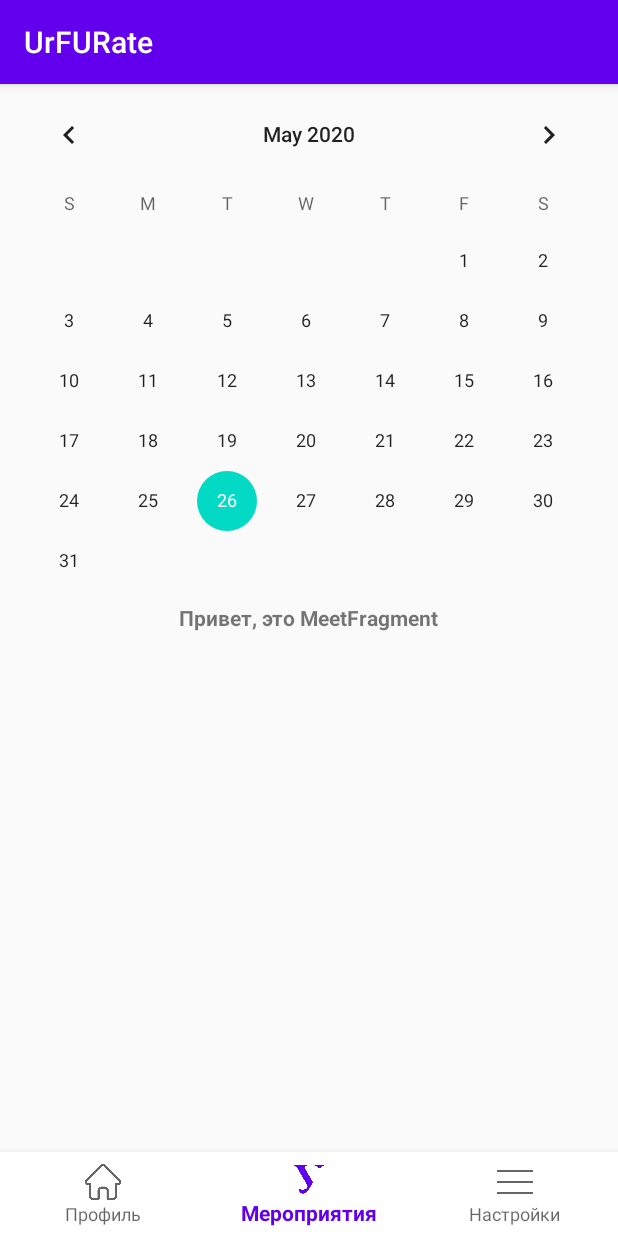
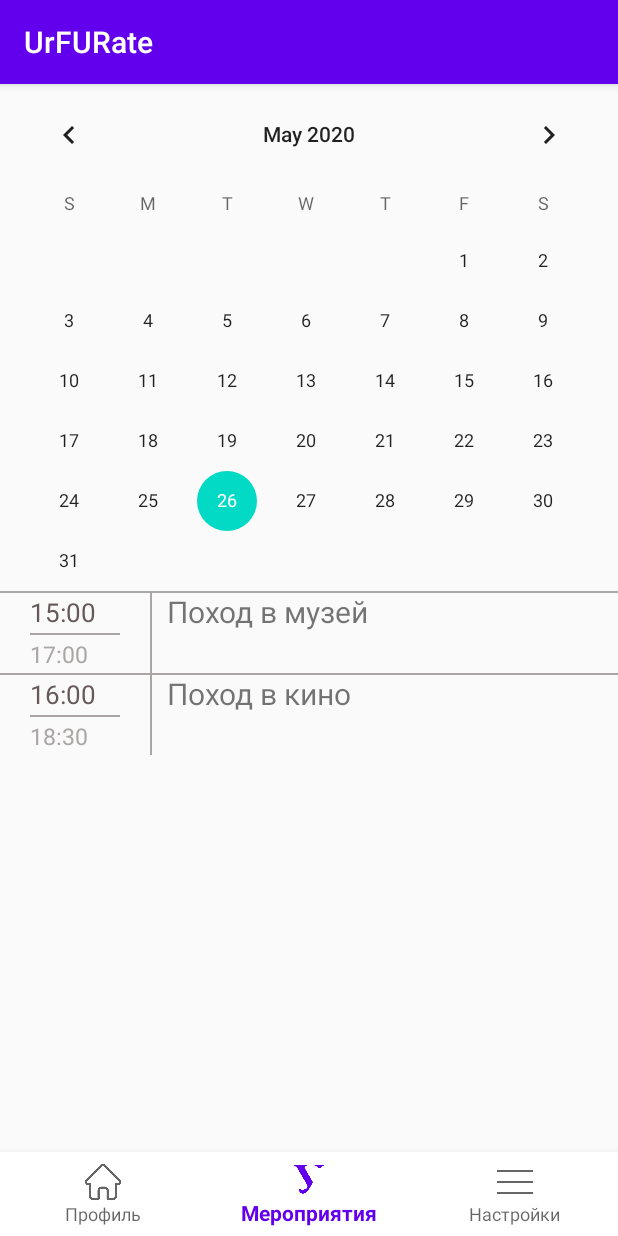
Before and after one commit to S1ide/UrFURateFinal, an Android app: the screen it shows after launch (MainActivity), item 2 of the bottom bar chosen, on a phone screen of 412 x 824 dp. Run offline under Robolectric (Android 15) with nearby library versions, the phone set to English and light mode, and no system bars.

```diff
--- a/app/src/main/java/com/iriton/urfurate/MainActivity.kt
+++ b/app/src/main/java/com/iriton/urfurate/MainActivity.kt
@@ -1,10 +1,13 @@
 package com.iriton.urfurate
 
-import android.content.Intent
+import MeetAdapter
 import androidx.appcompat.app.AppCompatActivity
 import android.os.Bundle
 import androidx.fragment.app.Fragment
+import androidx.recyclerview.widget.LinearLayoutManager
+import androidx.recyclerview.widget.RecyclerView
 import kotlinx.android.synthetic.main.activity_main.*
+import kotlinx.android.synthetic.main.fragment_meet.*
 
 class MainActivity : AppCompatActivity() {
 
@@ -12,6 +15,7 @@ class MainActivity : AppCompatActivity() {
     override fun onCreate(savedInstanceState: Bundle?) {
         super.onCreate(savedInstanceState)
         setContentView(R.layout.activity_main)
+
 
         createBottomView()
     }
--- a/app/src/main/java/com/iriton/urfurate/MeetFragment.kt
+++ b/app/src/main/java/com/iriton/urfurate/MeetFragment.kt
@@ -1,10 +1,14 @@
 package com.iriton.urfurate
 
+import MeetAdapter
 import android.os.Bundle
 import android.view.LayoutInflater
 import android.view.View
 import android.view.ViewGroup
 import androidx.fragment.app.Fragment
+import androidx.recyclerview.widget.LinearLayoutManager
+import androidx.recyclerview.widget.RecyclerView
+import kotlinx.android.synthetic.main.fragment_meet.*
 
 class MeetFragment : Fragment() {
     override fun onCreateView(
@@ -13,6 +17,22 @@ class MeetFragment : Fragment() {
         savedInstanceState: Bundle?
     ): View? {
         return inflater.inflate(R.layout.fragment_meet, container, false)
+
+    }
+
+    override fun onViewCreated(view: View, savedInstanceState: Bundle?) {
+        super.onViewCreated(view, savedInstanceState)
+
+        myRecycler.layoutManager = LinearLayoutManager(this.activity)
+        val items = listOf(MeetItem("15:00", "17:00", "Поход в музей", "Скоро"),
+            MeetItem("16:00", "18:30", "Поход в кино", "Скоро")
+        )
+        val myAdapter = MeetAdapter(items, object : MeetAdapter.Callback {
+            override fun onItemClicked(item: MeetItem) {
+                //TODO Сюда придёт элемент, по которому кликнули. Можно дальше с ним работать
+            }
+        })
+        myRecycler.adapter = myAdapter
     }
 
 }
--- /dev/null
+++ b/app/src/main/java/com/iriton/urfurate/MeetItem.kt
@@ -0,0 +1,8 @@
+package com.iriton.urfurate
+
+data class MeetItem (
+    val timeOfStart : String,
+    val timeOfEnd : String,
+    val nameOfMeet : String,
+    val categoryOfMeet : String
+)
--- /dev/null
+++ b/app/src/main/java/com/iriton/urfurate/adapter/MeetAdapter.kt
@@ -0,0 +1,41 @@
+import android.view.LayoutInflater
+import android.view.View
+import android.view.ViewGroup
+import android.widget.TextView
+import androidx.recyclerview.widget.RecyclerView
+import com.iriton.urfurate.MeetItem
+import com.iriton.urfurate.R
+
+class MeetAdapter(var items: List<MeetItem>, val callback: Callback) : RecyclerView.Adapter<MeetAdapter.MainHolder>() {
+
+    override fun onCreateViewHolder(parent: ViewGroup, viewType: Int)
+            = MainHolder(LayoutInflater.from(parent.context).inflate(R.layout.main_item, parent, false))
+
+    override fun getItemCount() = items.size
+
+    override fun onBindViewHolder(holder: MainHolder, position: Int) {
+        holder.bind(items[position])
+    }
+
+    inner class MainHolder(itemView: View) : RecyclerView.ViewHolder(itemView) {
+
+        private val startTime = itemView.findViewById<TextView>(R.id.startTime)
+        private val endTime = itemView.findViewById<TextView>(R.id.endTime)
+        private val meetName = itemView.findViewById<TextView>(R.id.meetName)
+
+        fun bind(item: MeetItem) {
+            startTime.text = item.timeOfStart
+            endTime.text = item.timeOfEnd
+            meetName.text = item.nameOfMeet
+
+            itemView.setOnClickListener {
+                if (adapterPosition != RecyclerView.NO_POSITION) callback.onItemClicked(items[adapterPosition])
+            }
+        }
+    }
+
+    interface Callback {
+        fun onItemClicked(item: MeetItem)
+    }
+
+}
--- a/app/src/main/res/layout/fragment_meet.xml
+++ b/app/src/main/res/layout/fragment_meet.xml
@@ -1,20 +1,27 @@
 <?xml version="1.0" encoding="utf-8"?>
-<FrameLayout xmlns:android="http://schemas.android.com/apk/res/android"
+<LinearLayout xmlns:android="http://schemas.android.com/apk/res/android"
     android:layout_width="match_parent"
     android:layout_height="match_parent"
+    xmlns:tools="http://schemas.android.com/tools"
+    android:orientation="vertical"
     xmlns:app="http://schemas.android.com/apk/res-auto">
 
-    <TextView
-        android:layout_width="wrap_content"
-        android:layout_height="wrap_content"
-        android:text="@string/meetfragment"
-        android:textStyle="bold"
-        android:layout_gravity="center"/>
+
     <CalendarView
+        android:id="@+id/calendar"
         android:layout_width="match_parent"
         android:layout_height="wrap_content"
-        android:minDate="01/01/2020">
+        android:minDate="01/01/2020"/>
 
-    </CalendarView>
+    <androidx.recyclerview.widget.RecyclerView
+        android:id="@+id/myRecycler"
+        android:layout_width="match_parent"
+        android:layout_height="match_parent"
+        app:layout_constraintTop_toTopOf="parent"
+        app:layout_constraintBottom_toBottomOf="parent"
+        app:layout_constraintStart_toStartOf="parent"
+        app:layout_constraintEnd_toEndOf="parent"
+        app:layoutManager="androidx.recyclerview.widget.LinearLayoutManager"
+        tools:listitem="@layout/main_item" />
 
-</FrameLayout>
+</LinearLayout>
--- /dev/null
+++ b/app/src/main/res/layout/main_item.xml
@@ -0,0 +1,71 @@
+<?xml version="1.0" encoding="utf-8"?>
+<androidx.constraintlayout.widget.ConstraintLayout
+    xmlns:android="http://schemas.android.com/apk/res/android"
+    xmlns:tools="http://schemas.android.com/tools"
+    xmlns:app="http://schemas.android.com/apk/res-auto"
+    android:layout_width="match_parent"
+    android:layout_height="wrap_content">
+
+    <View
+        android:layout_width="match_parent"
+        android:layout_height="1dp"
+        android:background="@color/grey"
+        app:layout_constraintTop_toTopOf="parent" />
+
+    <LinearLayout
+        android:layout_width="match_parent"
+        android:layout_height="wrap_content"
+        android:orientation="horizontal"
+        app:layout_constraintStart_toStartOf="parent"
+        app:layout_constraintTop_toTopOf="parent">
+
+        <LinearLayout
+            android:layout_width="100dp"
+            android:layout_height="wrap_content"
+            android:orientation="vertical"
+            app:layout_constraintStart_toStartOf="parent"
+            app:layout_constraintTop_toTopOf="parent">
+
+            <TextView
+                android:id="@+id/startTime"
+                android:layout_width="wrap_content"
+                android:layout_height="wrap_content"
+                android:layout_marginStart="20dp"
+                android:paddingTop="2dp"
+                android:paddingBottom="2dp"
+                android:text="@string/hours_minutes_format"
+                android:textColor="@color/grey_dark"
+                android:textSize="17sp" />
+            <View
+                android:layout_width="60dp"
+                android:layout_height="1dp"
+                android:layout_gravity="center"
+                android:background="@color/grey"/>
+
+            <TextView
+                android:id="@+id/endTime"
+                android:layout_width="wrap_content"
+                android:layout_height="wrap_content"
+                android:layout_marginStart="20dp"
+                android:paddingTop="2dp"
+                android:paddingBottom="2dp"
+                android:text="@string/hours_minutes_format"
+                android:textColor="@color/grey"
+                android:textSize="15sp" />
+
+        </LinearLayout>
+        <View
+            android:layout_width="1dp"
+            android:layout_height="match_parent"
+            android:background="@color/grey"/>
+
+        <TextView
+            android:id="@+id/meetName"
+            android:paddingStart="10dp"
+            android:layout_width="match_parent"
+            android:layout_height="match_parent"
+            android:text="@string/mero_name"
+            android:textSize="20sp"/>
+    </LinearLayout>
+
+</androidx.constraintlayout.widget.ConstraintLayout>
--- a/app/src/main/res/values/colors.xml
+++ b/app/src/main/res/values/colors.xml
@@ -5,4 +5,6 @@
     <color name="colorAccent">#03DAC5</color>
     <color name="white">#FFFFFF</color>
     <color name="grey">#AAA6A6</color>
+    <color name="grey_dark">#645958</color>
+    <color name="pink">#D500F9</color>
 </resources>
--- a/app/src/main/res/values/strings.xml
+++ b/app/src/main/res/values/strings.xml
@@ -6,4 +6,6 @@
     <string name="meetfragment">Привет, это MeetFragment</string>
     <string name="profilefragment">Привет, это ProfileFragment.</string>
     <string name="settingsfragment">Привет, это SettingsFragment.</string>
+    <string name="hours_minutes_format">HH:MM</string>
+    <string name="mero_name">Название мероприятия</string>
 </resources>
--- a/app/src/main/res/values/styles.xml
+++ b/app/src/main/res/values/styles.xml
@@ -1,7 +1,7 @@
 <resources>
 
     <!-- Base application theme. -->
-    <style name="AppTheme" parent="Theme.AppCompat.Light.DarkActionBar">
+    <style name="AppTheme" parent="Base.Theme.AppCompat.Light.DarkActionBar">
         <!-- Customize your theme here. -->
         <item name="colorPrimary">@color/colorPrimary</item>
         <item name="colorPrimaryDark">@color/colorPrimaryDark</item>
```
